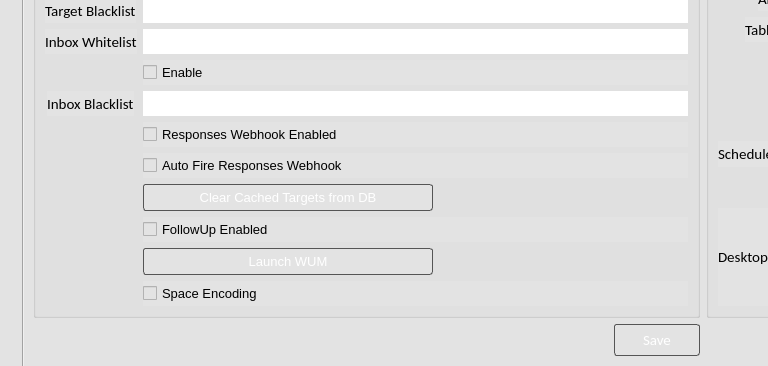
This is ui/gui.ui in adamnBlack/pyqt_monster as Qt 5 draws it before an edit; both pictures show x 0 to 768 and y 239 to 605 of the 1300 by 800 pixel window. The edited form follows.
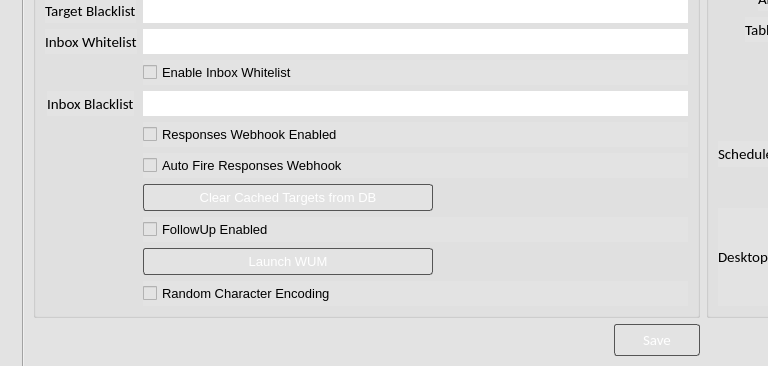
This is the edited form. Icons and pictures are not drawn.

Commit message: fixed whitelist, name and test email caching

Patch:
```diff
--- a/ui/gui.ui
+++ b/ui/gui.ui
@@ -3458,7 +3458,7 @@
               </font>
              </property>
              <property name="text">
-              <string>Enable</string>
+              <string>Enable Inbox Whitelist</string>
              </property>
             </widget>
            </item>
@@ -3804,7 +3804,7 @@
               </font>
              </property>
              <property name="text">
-              <string>Space Encoding</string>
+              <string>Random Character Encoding</string>
              </property>
             </widget>
            </item>
```
Left out of the diff: 502 changed lines with no effect on the pictures. The commit also changes 6 other files.
